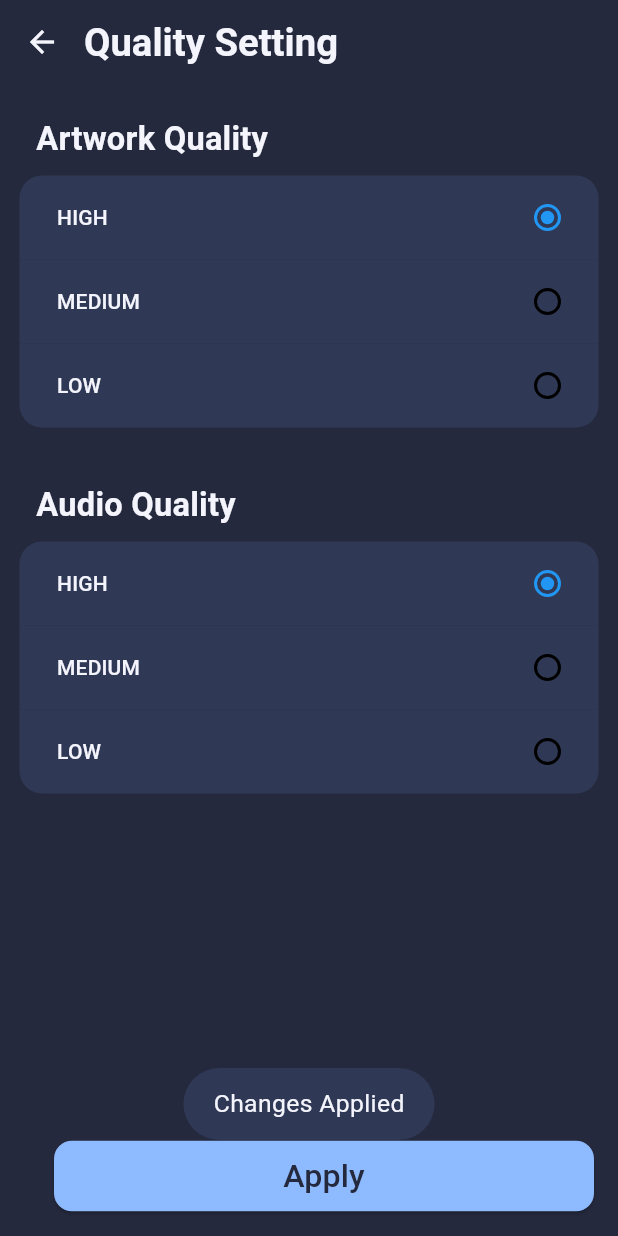
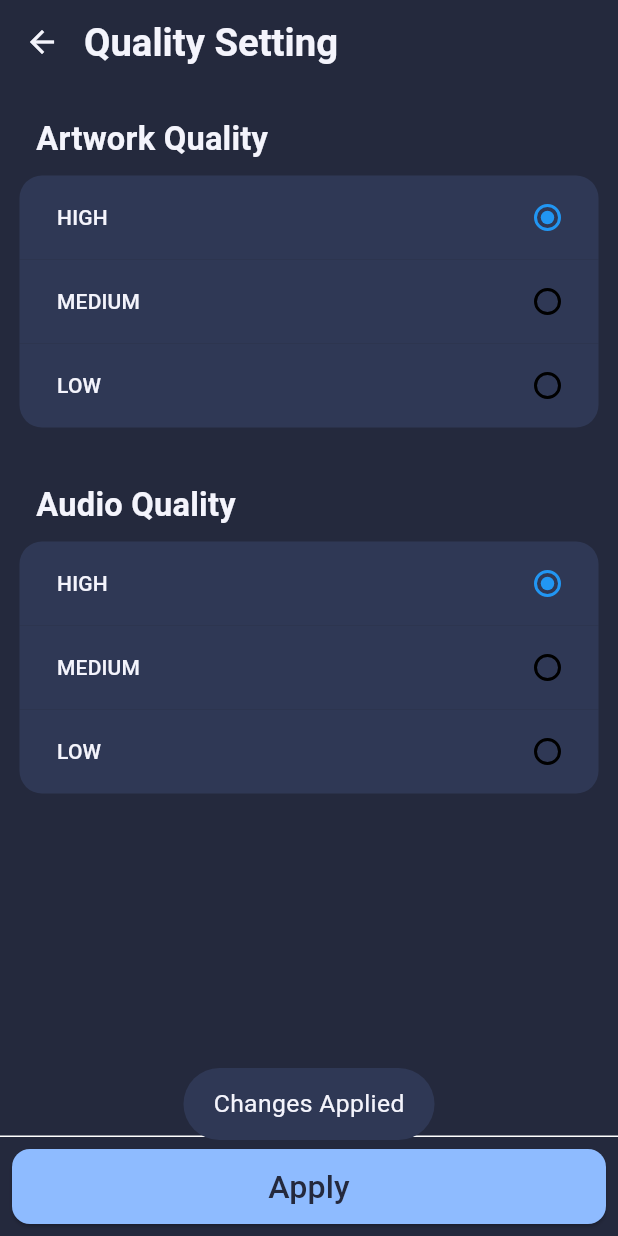
Before and after one commit to AKSHAYK0UL/Nex-Music, a Flutter app: the QualitySettingsScreen screen opened by its route, after a tap on "Apply", on a phone screen of 412 x 824 dp. Run offline on Flutter 3.47's test engine with Material 3 defaults, Android fonts, the phone set to English and light mode, and no system bars; our stand-ins replace app_links, audio_service, audio_video_progress_bar, bloc_concurrency, buttons_tabbar, cached_network_image and 19 more; missing offline and left inert: dart_ytmusic_api, youtube_explode_dart; accounts and stored records are empty; generated files the repository leaves out were written again.

Commit message:
minor buges fixes

```diff
--- a/lib/bloc/auth_bloc/bloc/auth_bloc.dart
+++ b/lib/bloc/auth_bloc/bloc/auth_bloc.dart
@@ -1,6 +1,9 @@
 import 'package:equatable/equatable.dart';
 import 'package:firebase_auth/firebase_auth.dart';
 import 'package:flutter_bloc/flutter_bloc.dart';
+import 'package:nex_music/core/services/hive/hive__adapter_model/hive_quality_class.dart';
+import 'package:nex_music/core/services/hive_singleton.dart';
+import 'package:nex_music/enum/quality.dart';
 import 'package:nex_music/repository/auth_repository/auth_repository.dart';
 
 part 'auth_event.dart';
@@ -8,15 +11,21 @@ part 'auth_state.dart';
 
 class AuthBloc extends Bloc<AuthEvent, AuthState> {
   final AuthRepository _authRepository;
-  AuthBloc(this._authRepository) : super(AuthInitial()) {
+  final HiveDataBaseSingleton _dbInstance;
+  AuthBloc(this._authRepository, this._dbInstance) : super(AuthInitial()) {
     on<GoogleSignInEvent>(_googleSignIn);
     on<SignOutEvent>(_signOut);
   }
+
   Future<void> _googleSignIn(
       GoogleSignInEvent event, Emitter<AuthState> emit) async {
     emit(LoadingState());
     try {
+      await _dbInstance.save(HiveQuality(
+          thumbnailQuality: ThumbnailQuality.low,
+          audioQuality: AudioQuality.high));
       await _authRepository.googleSignIn();
+
       emit(SuccessState());
     } on FirebaseAuthException catch (e) {
       emit(ErrorState(errorMessage: e.toString()));
--- a/lib/bloc/songstream_bloc/bloc/songstream_bloc.dart
+++ b/lib/bloc/songstream_bloc/bloc/songstream_bloc.dart
@@ -1179,10 +1179,10 @@ class SongstreamBloc extends Bloc<SongstreamEvent, SongstreamState> {
 
   // Close the mini player
   void _closeMiniPlayer(
-      CloseMiniPlayerEvent event, Emitter<SongstreamState> emit) {
+      CloseMiniPlayerEvent event, Emitter<SongstreamState> emit) async {
     // _audioPlayerHandler.onNotificationDeleted();
-    _audioPlayerHandler.stop();
-    _audioPlayer.pause();
+    // _audioPlayerHandler.stop();
+    await _audioPlayer.pause();
     _isPlaying = false;
     emit(CloseMiniPlayerState());
   }
--- a/lib/helper_function/repository/repository_helper_function.dart
+++ b/lib/helper_function/repository/repository_helper_function.dart
@@ -19,7 +19,7 @@ class RepositoryHelperFunction {
           vId: quickPicksDataObj.videoId,
           songName: quickPicksDataObj.name,
           artist: quickPicksDataObj.artist,
-          thumbnail: quickPicks == ThumbnailQuality.low
+          thumbnail: quality == ThumbnailQuality.low
               ? getThumbnail(quickPicksDataObj.thumbnails)
               : await getThumbnailUsingUrl(quickPicksDataObj.videoId),
           duration: timeFormate(quickPicksDataObj.duration ?? 0),
--- a/lib/main.dart
+++ b/lib/main.dart
@@ -136,7 +136,8 @@ class MyApp extends StatelessWidget {
             create: (context) => SongDialogBloc(context.read<DbRepository>()),
           ),
           BlocProvider(
-            create: (context) => AuthBloc(context.read<AuthRepository>()),
+            create: (context) =>
+                AuthBloc(context.read<AuthRepository>(), dbInstance),
           ),
           BlocProvider(
             create: (context) => UserLoggedBloc(
--- a/lib/model/songmodel.dart
+++ b/lib/model/songmodel.dart
@@ -10,7 +10,7 @@ class Songmodel extends Equatable {
   final String duration;
   final Timestamp? timestamp;
 
-  Songmodel({
+  const Songmodel({
     required this.vId,
     required this.songName,
     required this.artist,
--- a/lib/presentation/audio_player/widget/miniplayer.dart
+++ b/lib/presentation/audio_player/widget/miniplayer.dart
@@ -18,6 +18,9 @@ class MiniPlayer extends StatelessWidget {
   Widget build(BuildContext context) {
     return BlocBuilder<SongstreamBloc, SongstreamState>(
       builder: (context, state) {
+        if (state is CloseMiniPlayerState) {
+          return const SizedBox();
+        }
         Songmodel? songData;
 
         // Handle PlayingState or PausedState
--- a/lib/presentation/setting/screen/settting.dart
+++ b/lib/presentation/setting/screen/settting.dart
@@ -1,6 +1,8 @@
 import 'package:flutter/material.dart';
 import 'package:flutter_bloc/flutter_bloc.dart';
 import 'package:flutter_cache_manager/flutter_cache_manager.dart';
+import 'package:nex_music/bloc/homesection_bloc/homesection_bloc.dart' as hs;
+import 'package:nex_music/bloc/songstream_bloc/bloc/songstream_bloc.dart' as sb;
 import 'package:nex_music/core/services/hive/hive__adapter_model/hive_quality_class.dart';
 import 'package:nex_music/bloc/quality_bloc/bloc/quality_bloc.dart';
 import 'package:nex_music/core/theme/hexcolor.dart';
@@ -75,16 +77,19 @@ class _QualitySettingsScreenState extends State<QualitySettingsScreen> {
           ),
         ),
       ),
-      floatingActionButton: ElevatedButton(
+      persistentFooterButtons: [
+        ElevatedButton(
           style: ElevatedButton.styleFrom(
             backgroundColor: accentColor,
             foregroundColor: backgroundColor,
             shape:
                 RoundedRectangleBorder(borderRadius: BorderRadius.circular(12)),
-          fixedSize: const Size(360, 47),
+            fixedSize: const Size(double.maxFinite, 50),
           ),
           onPressed: () async {
+            context.read<sb.SongstreamBloc>().add(sb.CloseMiniPlayerEvent());
             await DefaultCacheManager().emptyCache();
+
             if (!context.mounted) return;
             context.read<QualityBloc>().add(
                   SaveQualityEvent(
@@ -93,9 +98,11 @@ class _QualitySettingsScreenState extends State<QualitySettingsScreen> {
                         audioQuality: audioQualityNotifier.value),
                   ),
                 );
+            context.read<hs.HomesectionBloc>().add(hs.GetHomeSectonDataEvent());
           },
           child: const Text("Apply"),
         ),
+      ],
     );
   }
 }
```
Also changed, not shown: lib/presentation/audio_player/screen/audio_player.dart (+13 -1 lines), lib/presentation/home/screen/home_screen.dart (+31 -16 lines), lib/presentation/home/widget/drawer.dart (added, +42 -0 lines). Lines whose indentation alone changed are shown as unchanged.
